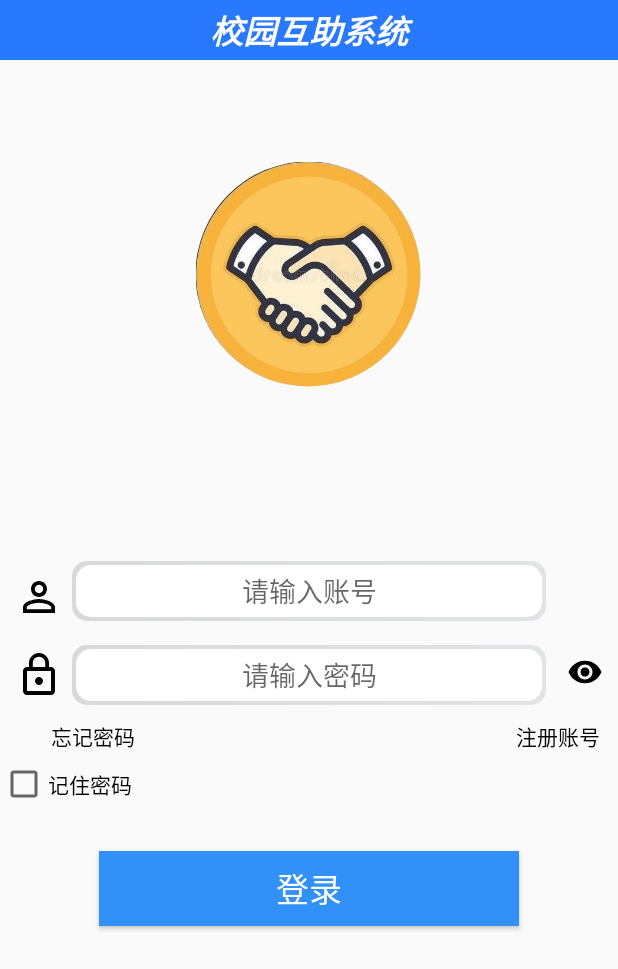
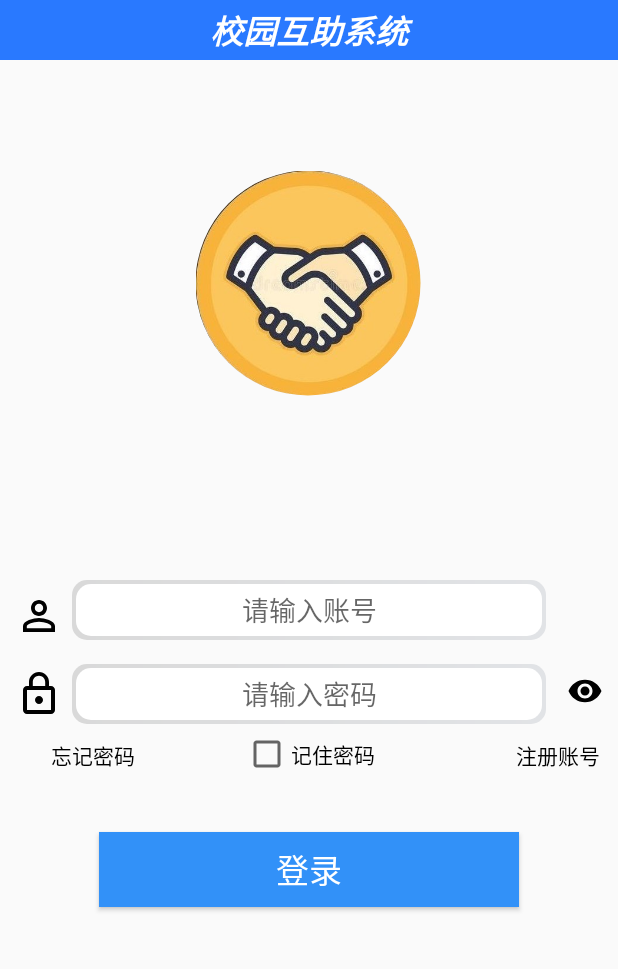
Before and after one commit to allworldg/SchoolHelp, an Android app: the screen it shows after launch (LoginActivity), on a phone screen of 412 x 824 dp. Shown: the top 969 px of the screen. Run offline under Robolectric (Android 15) with nearby library versions, the phone set to English and light mode, and no system bars; our stand-ins replace CircleImageView; libraries missing offline, so code that uses them is left out: cn.bmob.v3; 1 statement that could not run was skipped.

Commit message:
'记住密码'

```diff
--- a/CampusHelp_s/app/src/main/res/layout/activity_login.xml
+++ b/CampusHelp_s/app/src/main/res/layout/activity_login.xml
@@ -118,6 +118,20 @@
             android:text="忘记密码"
             android:textColor="@android:color/black" />
 
+        <CheckBox
+            android:id="@+id/cb_remember_pwd"
+            android:layout_width="wrap_content"
+            android:layout_height="wrap_content"
+            android:layout_marginStart="60dp"
+            android:layout_marginLeft="60dp"
+            android:layout_marginTop="5dp"
+            android:layout_marginEnd="5dp"
+            android:layout_marginRight="5dp"
+            android:layout_marginBottom="5dp"
+            android:layout_toEndOf="@+id/dl_wjmm"
+            android:layout_toRightOf="@+id/dl_wjmm"
+            android:text="记住密码" />
+
         <Button
             android:id="@+id/dl_zczh"
             android:layout_width="60dp"
@@ -131,17 +145,7 @@
             android:text="注册账号"
             android:textColor="@android:color/black" />
     </RelativeLayout>
-    <RelativeLayout
-        android:layout_width="match_parent"
-        android:layout_height="25dp">
-        <CheckBox
-            android:id="@+id/cb_remember_pwd"
-            android:text="记住密码"
-            android:layout_width="wrap_content"
-            android:layout_height="wrap_content"
 
-            />
-    </RelativeLayout>
     <RelativeLayout
         android:layout_width="match_parent"
         android:layout_height="120dp"
```
